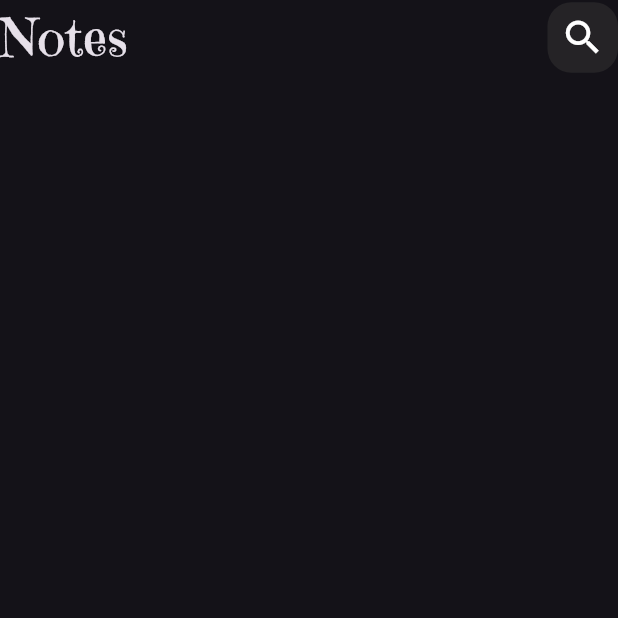
After one commit to Mohamed20186/notes_app, a Flutter app: the screen it shows after launch, after a tap on "Flutter Tips", on a phone screen of 412 x 824 dp, the top half of it. The commit adds this screen. Run offline on Flutter 3.47's test engine with Material 3 defaults, Android fonts, the phone set to English and light mode, and no system bars.

Commit message:
create edite note view

```diff
--- /dev/null
+++ b/lib/views/edit_note_view.dart
@@ -0,0 +1,17 @@
+import 'package:flutter/material.dart';
+import 'package:notes_app/views/widgets/custom_app_bar.dart';
+
+class EditNoteView extends StatelessWidget {
+  const EditNoteView({super.key});
+
+  @override
+  Widget build(BuildContext context) {
+    return const Scaffold(
+      body: Column(
+        children: [
+          CustomAppBar(),
+        ],
+      ),
+    );
+  }
+}
--- a/lib/views/widgets/custom_note_item.dart
+++ b/lib/views/widgets/custom_note_item.dart
@@ -1,11 +1,23 @@
 import 'package:flutter/material.dart';
+import 'package:notes_app/views/edit_note_view.dart';
 
 class CustomNoteItem extends StatelessWidget {
   const CustomNoteItem({super.key});
 
   @override
   Widget build(BuildContext context) {
-    return Padding(
+    return GestureDetector(
+      onTap: () {
+        Navigator.push(
+          context,
+          MaterialPageRoute(
+            builder: (context) {
+              return const EditNoteView();
+            },
+          ),
+        );
+      },
+      child: Padding(
         padding: const EdgeInsets.only(top: 4, bottom: 4),
         child: Container(
           padding: const EdgeInsets.only(top: 22, bottom: 22),
@@ -32,7 +44,8 @@ class CustomNoteItem extends StatelessWidget {
                   child: Text(
                     'Build your career with mohmaed ahmed ',
                     style: TextStyle(
-                    color: const Color.fromARGB(255, 0, 0, 0).withOpacity(0.6),
+                      color:
+                          const Color.fromARGB(255, 0, 0, 0).withOpacity(0.6),
                       fontSize: 22,
                     ),
                   ),
@@ -57,6 +70,7 @@ class CustomNoteItem extends StatelessWidget {
             ],
           ),
         ),
+      ),
     );
   }
 }
```
Lines whose indentation alone changed are shown as unchanged.
